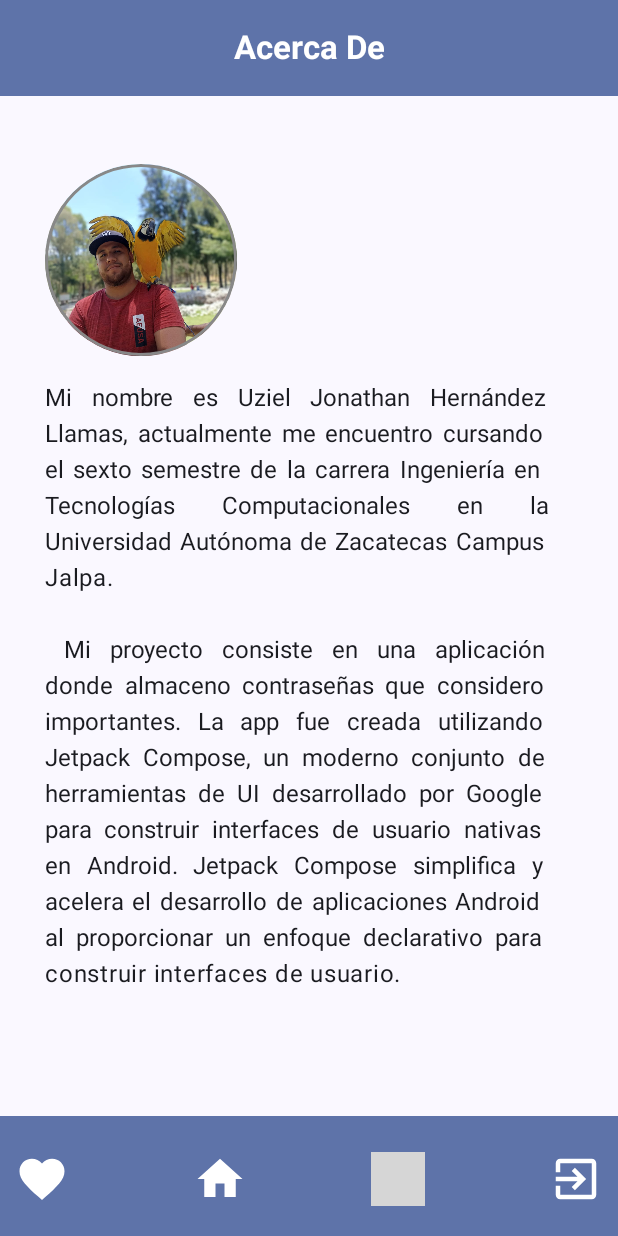
After one commit to uziel-hernandez12/Gestionador-de-Contrase-as, an Android app built with Jetpack Compose: the AboutScreen screen opened through its navigation route, on a phone screen of 412 x 824 dp. The commit adds this screen. Run offline under Robolectric (Android 15) with nearby library versions, the light colour scheme and no system bars; grey boxes are pictures that could not be loaded.

```diff
--- /dev/null
+++ b/app/src/main/java/com/example/gestionadordecontraseas/AboutScreen.kt
@@ -0,0 +1,110 @@
+package com.example.gestionadordecontraseas
+
+import androidx.compose.foundation.Image
+import androidx.compose.foundation.border
+import androidx.compose.foundation.layout.Arrangement
+import androidx.compose.foundation.layout.Column
+import androidx.compose.foundation.layout.Row
+import androidx.compose.foundation.layout.Spacer
+import androidx.compose.foundation.layout.fillMaxSize
+import androidx.compose.foundation.layout.fillMaxWidth
+import androidx.compose.foundation.layout.height
+import androidx.compose.foundation.layout.padding
+import androidx.compose.foundation.layout.size
+import androidx.compose.foundation.layout.width
+import androidx.compose.foundation.lazy.LazyColumn
+import androidx.compose.foundation.shape.CircleShape
+import androidx.compose.material3.Card
+import androidx.compose.material3.CenterAlignedTopAppBar
+import androidx.compose.material3.ExperimentalMaterial3Api
+import androidx.compose.material3.Icon
+import androidx.compose.material3.IconButton
+import androidx.compose.material3.MaterialTheme
+import androidx.compose.material3.Scaffold
+import androidx.compose.material3.Snackbar
+import androidx.compose.material3.Text
+import androidx.compose.material3.TopAppBarDefaults
+import androidx.compose.runtime.Composable
+import androidx.compose.runtime.LaunchedEffect
+import androidx.compose.runtime.getValue
+import androidx.compose.runtime.mutableStateOf
+import androidx.compose.runtime.remember
+import androidx.compose.runtime.setValue
+import androidx.compose.ui.Alignment
+import androidx.compose.ui.Modifier
+import androidx.compose.ui.draw.clip
+import androidx.compose.ui.graphics.Color
+import androidx.compose.ui.input.nestedscroll.nestedScroll
+import androidx.compose.ui.layout.ContentScale
+import androidx.compose.ui.res.painterResource
+import androidx.compose.ui.res.stringResource
+import androidx.compose.ui.text.font.FontWeight
+import androidx.compose.ui.text.style.TextAlign
+import androidx.compose.ui.unit.dp
+import androidx.compose.ui.unit.sp
+import androidx.navigation.NavController
+import androidx.navigation.NavHostController
+import com.example.gestionadordecontraseas.data.ComponentViewModel
+import com.example.gestionadordecontraseas.data.Componente
+import kotlinx.coroutines.delay
+
+@OptIn(ExperimentalMaterial3Api::class)
+@Composable
+fun AboutScreen(navController: NavHostController) {
+
+    Scaffold(
+        topBar = {
+            CenterAlignedTopAppBar(
+
+                colors = TopAppBarDefaults.smallTopAppBarColors(
+                    containerColor = MaterialTheme.colorScheme.primaryContainer,  // Color de fondo de la barra superior
+                    titleContentColor = MaterialTheme.colorScheme.onPrimaryContainer,  // Color del contenido del título
+                    navigationIconContentColor = MaterialTheme.colorScheme.onPrimaryContainer,  // Color del contenido del icono de navegación
+                    actionIconContentColor = MaterialTheme.colorScheme.onPrimaryContainer  // Color del contenido del icono de acción
+                ),
+                title = {
+                    Text(
+                        text = stringResource(id = R.string.acercaDe),  // Título obtenido del recurso de cadena
+                        fontWeight = FontWeight.Bold  // Estilo de fuente para el título
+                    )
+                },
+            )
+        },
+        bottomBar = { BottomBar(navController) },
+        content = { innerPadding ->
+            LazyColumn(
+                modifier = Modifier
+                    .padding(innerPadding)
+                    .fillMaxSize()
+                    .padding(30.dp),
+                verticalArrangement = Arrangement.Top
+            ) {
+                item {
+
+                    Spacer(modifier = Modifier.height(15.dp))
+                    // Foto debajo del texto
+                    Image(
+                        painter = painterResource(R.drawable.fotomia),
+                        contentDescription = stringResource(id = R.string.fotografiaMia),
+                        modifier = Modifier
+                            .size(128.dp)
+                            .clip(CircleShape)
+                            .border(2.dp, Color.Gray, CircleShape),
+                        contentScale = ContentScale.Crop
+                    )
+
+                    Spacer(modifier = Modifier.height(16.dp))
+
+                    Text(
+                        text = stringResource(id = R.string.descripcion)
+                        .trimIndent(),
+                        fontSize = 16.sp,
+                        textAlign = TextAlign.Justify
+                    )
+
+                    Spacer(modifier = Modifier.height(25.dp))
+                }
+            }
+        }
+    )
+}
--- a/app/src/main/java/com/example/gestionadordecontraseas/BottomBar.kt
+++ b/app/src/main/java/com/example/gestionadordecontraseas/BottomBar.kt
@@ -16,6 +16,7 @@ import androidx.compose.runtime.Composable
 import androidx.compose.runtime.getValue
 import androidx.compose.ui.Alignment
 import androidx.compose.ui.Modifier
+import androidx.compose.ui.res.painterResource
 import androidx.compose.ui.res.stringResource
 import androidx.compose.ui.unit.dp
 import androidx.navigation.compose.currentBackStackEntryAsState
@@ -57,14 +58,26 @@ fun BottomBar(navController: androidx.navigation.NavHostController) {
                     modifier = Modifier.size(36.dp)  // Tamaño del icono
                 )
             }
-            // Icono y acción para realizar una acción específica (salir, por ejemplo)
-            IconButton(onClick = { /* Acción del cuarto icono (Salir) */ }) {
+            IconButton(onClick = {navController.navigate("acercaDe") }) {
                 Icon(
-                    imageVector = Icons.Default.ExitToApp,  // Icono de salir
-                    contentDescription = stringResource(id = R.string.exit),  // Descripción del contenido
+                    painter = painterResource(id = R.drawable.baseline_account_circle_24),  // Icono de salir
+                    contentDescription = stringResource(id = R.string.acercaDe),  // Descripción del contenido
                     modifier = Modifier.size(36.dp)  // Tamaño del icono
                 )
             }
+            IconButton(onClick = {
+                navController.navigate("login") {
+                    popUpTo("start") { inclusive = true }
+                }
+            }) {
+                Icon(
+                    imageVector = Icons.Default.ExitToApp,
+                    contentDescription = stringResource(id = R.string.exit),
+                    modifier = Modifier.size(36.dp)
+                )
+            }
+
+
         }
     }
 }
--- a/app/src/main/java/com/example/gestionadordecontraseas/MainActivity.kt
+++ b/app/src/main/java/com/example/gestionadordecontraseas/MainActivity.kt
@@ -59,6 +59,7 @@ class MainActivity : ComponentActivity() {
                             }
                         )
                     }
+                    composable("acercaDe"){ AboutScreen(navController  )}
                 }
             }
         }
--- a/app/src/main/java/com/example/gestionadordecontraseas/data/Componente.kt
+++ b/app/src/main/java/com/example/gestionadordecontraseas/data/Componente.kt
@@ -20,5 +20,4 @@ val componentes = listOf(
     Componente(R.drawable.tiktok_icon,"Tik Tok", "uziel1228", false),
     Componente(R.drawable.mercado_pago_icon,"Mercado Pago", "jonathan78", true),
     Componente(R.drawable.google_icon,"Google", "hernandez58", true),
-
     )
--- a/app/src/main/res/values/strings.xml
+++ b/app/src/main/res/values/strings.xml
@@ -36,4 +36,6 @@
     <string name="guardar">Guardar</string>
     <string name="logo">logo de la app</string>
     <string name="configuracion">configuracion</string>
-</resources>
+    <string name="acercaDe">Acerca De</string>
+    <string name="fotografiaMia">Fotografia del creador de la app</string>
+    <string name="descripcion">Mi nombre es Uziel Jonathan Hernández Llamas, actualmente me encuentro cursando el sexto semestre de la carrera Ingeniería en Tecnologías Computacionales en la Universidad Autónoma de Zacatecas Campus Jalpa.\n\n Mi proyecto consiste en una aplicación donde almaceno contraseñas que considero importantes. La app fue creada utilizando Jetpack Compose, un moderno conjunto de herramientas de UI desarrollado por Google para construir interfaces de usuario nativas en Android. Jetpack Compose simplifica y acelera el desarrollo de aplicaciones Android al proporcionar un enfoque declarativo para construir interfaces de usuario.</string></resources>
```
Also changed, not shown: app/src/main/res/drawable-nodpi/fotomia.jpeg (added), 1 other file.
